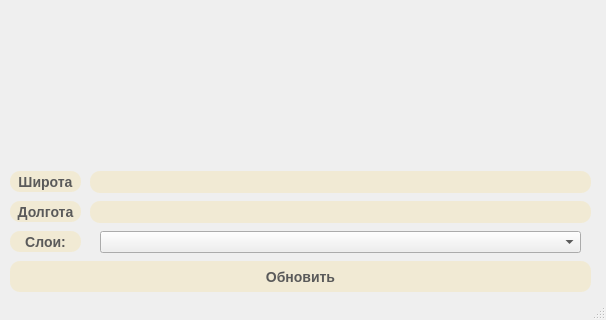
Old version of the form untitled.ui in the repository k-e-n-p-a-c-h-i/Maps_API; both pictures show x 0 to 606 and y 299 to 619 of the 606 by 619 pixel window.
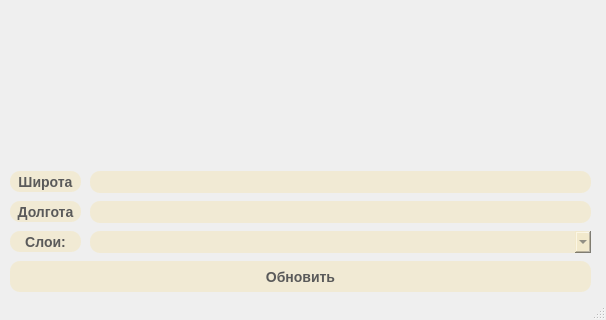
New version of the form.

Commit message: move mode

What changed in the file:
```diff
--- a/untitled.ui
+++ b/untitled.ui
@@ -180,12 +180,21 @@
    <widget class="QComboBox" name="comboBox">
     <property name="geometry">
      <rect>
-      <x>100</x>
+      <x>90</x>
       <y>530</y>
-      <width>481</width>
+      <width>501</width>
       <height>22</height>
      </rect>
     </property>
+    <property name="styleSheet">
+     <string notr="true">background-color: rgba(242, 232, 201, 180);
+color: rgb(90, 90, 90);
+border-style: outset;
+border-widht:2px;
+border-radius:10px;
+border-color:black;
+font:bold 14px;</string>
+    </property>
    </widget>
   </widget>
   <widget class="QStatusBar" name="statusbar"/>
```
Left out of the diff: 7 changed lines with no effect on the pictures. The commit also changes 1 other file.
